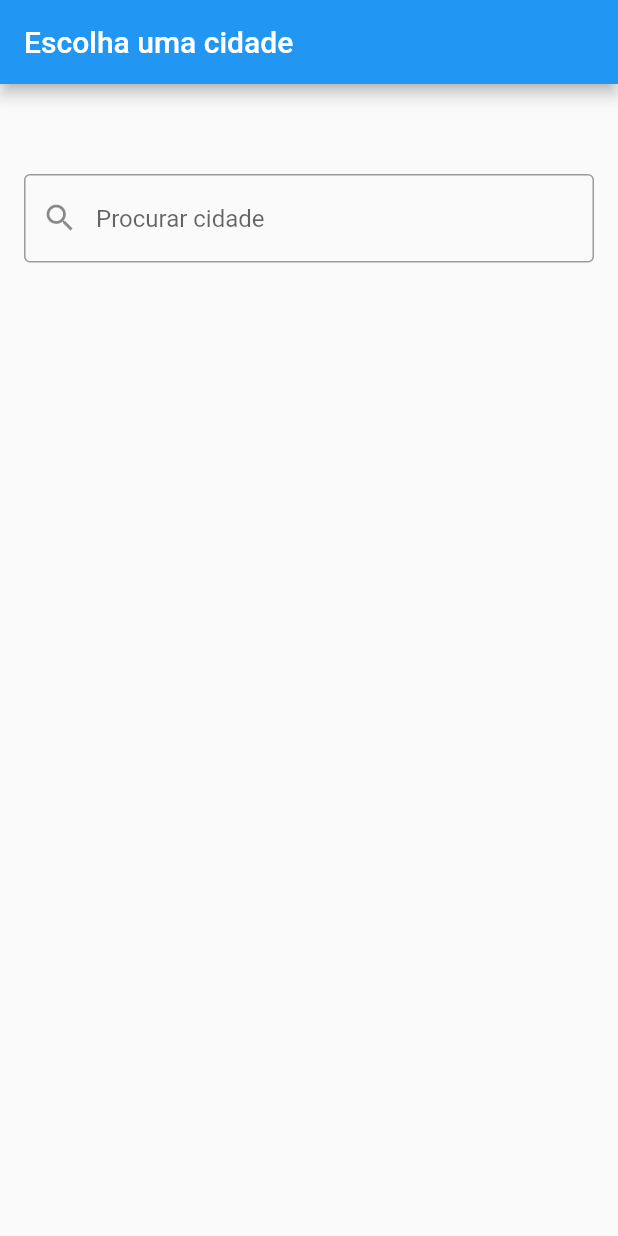
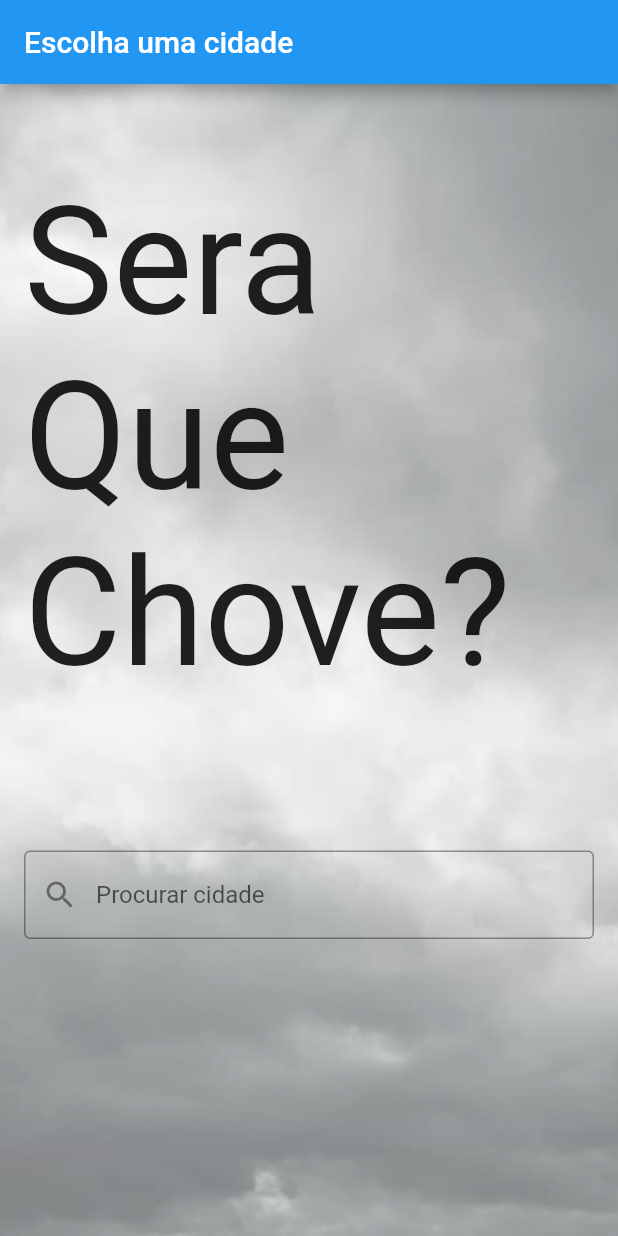
Before and after one commit to ADRIELmg0205/ProjectSeraQueChove, a Flutter app: the screen it shows after launch, on a phone screen of 412 x 824 dp. Run offline on Flutter 3.47's test engine with Material 2 defaults, Android fonts, the phone set to English and light mode, and no system bars; drawn by our look-alikes of flutter_typeahead; our stand-ins replace flutter_dotenv, sqflite_common, sqflite_common_ffi; accounts and stored records are empty.

Commit message:
Layout tela de pesquisa

```diff
--- a/lib/widgets/configuracoes.dart
+++ b/lib/widgets/configuracoes.dart
@@ -41,8 +41,23 @@ class _ConfiguracoesState extends State<Configuracoes> {
       ),
       body: Container(
         padding: EdgeInsets.fromLTRB(16, 60, 16, 0),
+        decoration: BoxDecoration(
+        image: DecorationImage(
+          opacity: 0.5,
+          image: AssetImage('images/nublado.png',), // Substitua 'background_image.png' pelo caminho da sua imagem de fundo.
+          fit: BoxFit.cover,
+          ),
+        ),
         child: Column(
           children: [
+            Text(
+            "Sera Que Chove?", // Texto adicionado
+            style: TextStyle(
+              fontSize: 100,
+              //fontWeight: FontWeight.bold,
+            ),
+          ),
+          const SizedBox(height: 100),
             TypeAheadField<Cidade>(
               textFieldConfiguration: TextFieldConfiguration(
                 decoration: InputDecoration(
```
